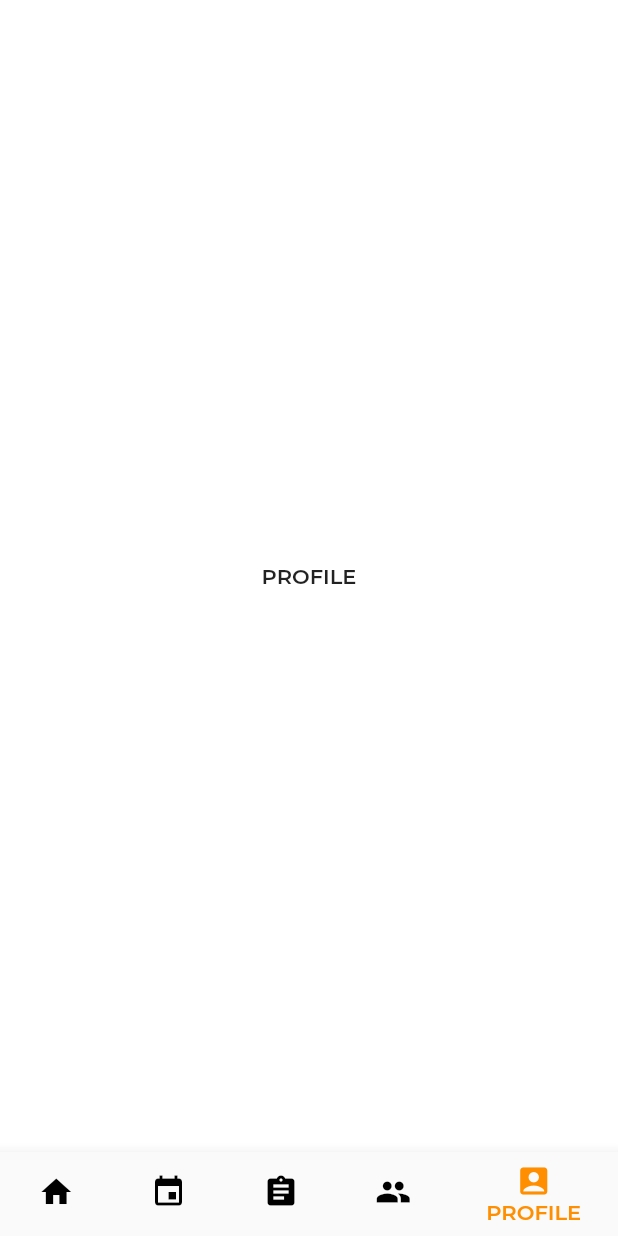
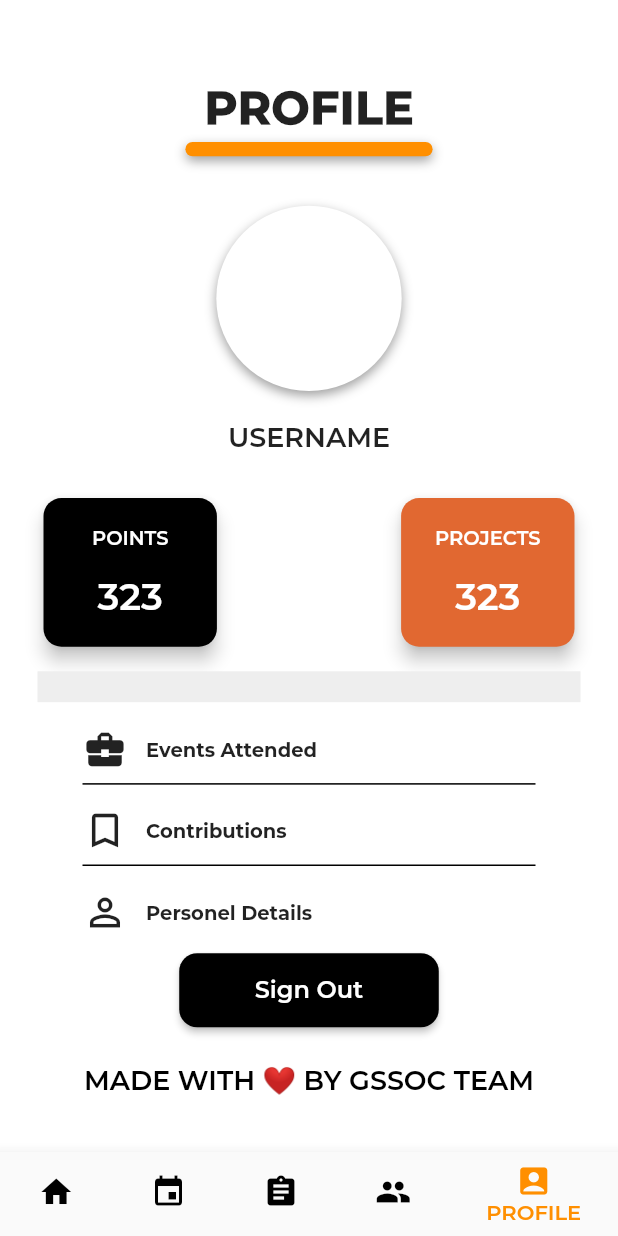
Before and after one commit to smaranjitghose/girlscript_app, a Flutter app: the screen it shows after launch, swiped to page 5, on a phone screen of 412 x 824 dp. Run offline on Flutter 3.47's test engine with Material 2 defaults, Android fonts, the phone set to English and light mode, and no system bars; our stand-ins replace carousel_slider, flutter_spinkit, speech_to_text; project files that could hold a hidden picture were left out.

Commit message:
added profile screen

```diff
--- a/community_app_boilerplate/lib/ui/dashboard.dart
+++ b/community_app_boilerplate/lib/ui/dashboard.dart
@@ -1,5 +1,6 @@
 import 'package:communityappboilerplate/ui/screens/events.dart';
 import 'package:communityappboilerplate/ui/screens/home.dart';
+import 'package:communityappboilerplate/ui/screens/profile.dart';
 import 'package:flutter/material.dart';
 
 class Dashboard extends StatefulWidget {
@@ -28,7 +29,7 @@ class _DashboardState extends State<Dashboard> {
             Events(),
             Center(child:Text("MILESTONES")),
             Center(child:Text("TEAM")),
-            Center(child:Text("PROFILE"))
+            Profile(),
           ],
           onPageChanged: (int index){
             setState(() {
--- /dev/null
+++ b/community_app_boilerplate/lib/ui/screens/profile.dart
@@ -0,0 +1,254 @@
+import 'package:flutter/material.dart';
+
+class Profile extends StatefulWidget {
+  @override
+  _ProfileState createState() => _ProfileState();
+}
+
+class _ProfileState extends State<Profile> {
+  @override
+  Widget build(BuildContext context) {
+    return SingleChildScrollView(
+      child: Container(
+        child: Padding(
+          padding: const EdgeInsets.symmetric(horizontal: 25.0),
+          child: Column(
+            children: <Widget>[
+              SizedBox(
+                height: MediaQuery.of(context).size.width * 0.13,
+              ),
+              Text(
+                'PROFILE',
+                style:
+                  TextStyle(
+                    fontSize: 30.0,
+                    fontWeight: FontWeight.w900,
+                    letterSpacing: 0.5
+                  ),
+              ),
+              SizedBox(height: MediaQuery.of(context).size.width * 0.01,),
+              Container(
+                width: MediaQuery.of(context).size.width * 0.4,
+                height: MediaQuery.of(context).size.width * 0.023,
+                decoration: BoxDecoration(
+                  borderRadius: BorderRadius.circular(60.0),
+                  color: Colors.amber[800],
+                  boxShadow: [
+                    BoxShadow(
+                      color: Colors.grey,
+                      offset: Offset(0.0, 3), //(x,y)
+                      blurRadius: 6.0,
+                    ),
+                  ],
+                ),
+              ),
+              SizedBox(height: MediaQuery.of(context).size.height * 0.015,),
+              Container(
+                width: MediaQuery.of(context).size.width*0.3,
+                height: MediaQuery.of(context).size.height*0.2,
+                decoration: BoxDecoration(
+                  shape: BoxShape.circle,
+                  color: Colors.white,
+                  boxShadow: [
+                    BoxShadow(
+                      offset: Offset(0.0, 3.0),
+                      blurRadius: 6.0,
+                      color: Colors.grey
+                    )
+                  ]
+                ),
+              ),
+              Text(
+                'USERNAME',
+                style: TextStyle(
+                  fontSize: 18.0
+                ),
+              ),
+              SizedBox(height: MediaQuery.of(context).size.height * 0.03,),
+              Row(
+                mainAxisAlignment: MainAxisAlignment.spaceBetween,
+                children: <Widget>[
+                  Container(
+                    width: MediaQuery.of(context).size.width*0.3,
+                    height: MediaQuery.of(context).size.height*0.13,
+                    child: Card(
+                      elevation: 5.0,
+                      color: Colors.black,
+                      shape: RoundedRectangleBorder(
+                        borderRadius: BorderRadius.circular(12.0)
+                      ),
+                      child: Column(
+                        mainAxisAlignment: MainAxisAlignment.center,
+                        children: <Widget>[
+                          Text(
+                            'POINTS',
+                            style: TextStyle(
+                              color: Colors.white,
+                              fontSize: 13.0
+                            ),
+                          ),
+                          SizedBox(height: MediaQuery.of(context).size.height*0.02,),
+                          Text(
+                            '323',
+                            style: TextStyle(
+                              color: Colors.white,
+                              fontSize: 25.0
+                            ),
+                          )
+                        ],
+                      ),
+                    ),
+                  ),
+                  Container(
+                    width: MediaQuery.of(context).size.width*0.3,
+                    height: MediaQuery.of(context).size.height*0.13,
+                    child: Card(
+                      elevation: 5.0,
+                      color: Color(0xffE16831),
+                      shape: RoundedRectangleBorder(
+                        borderRadius: BorderRadius.circular(12.0)
+                      ),
+                      child: Column(
+                        mainAxisAlignment: MainAxisAlignment.center,
+                        children: <Widget>[
+                          Text(
+                            'PROJECTS',
+                            style: TextStyle(
+                              color: Colors.white,
+                              fontSize: 13.0
+                            ),
+                          ),
+                          SizedBox(height: MediaQuery.of(context).size.height*0.02,),
+                          Text(
+                            '323',
+                            style: TextStyle(
+                              color: Colors.white,
+                              fontSize: 25.0
+                            ),
+                          )
+                        ],
+                      ),
+                    ),
+                  )
+                ],
+              ),
+              SizedBox(height: MediaQuery.of(context).size.height * 0.015,),
+              Container(
+                width: MediaQuery.of(context).size.width,
+                height: MediaQuery.of(context).size.height*0.025,
+                color: Colors.grey[200],
+              ),
+              SizedBox(height: MediaQuery.of(context).size.height * 0.02,),
+              Padding(
+                padding: const EdgeInsets.symmetric(horizontal: 30.0),
+                child: Column(
+                  children: <Widget>[
+                    Row(
+                      children: <Widget>[
+                        Icon(
+                          Icons.business_center,
+                          size: 30.0,
+                        ),
+                        SizedBox(width: MediaQuery.of(context).size.width * 0.03,),
+                        Text(
+                          'Events Attended',
+                          style: TextStyle(
+                            fontWeight: FontWeight.bold,
+                            fontSize: 13.0
+                          ),
+                        )
+                      ],
+                    ),
+                    Divider(
+                      thickness: 1.0,
+                      color: Colors.black,
+                    ),
+                    SizedBox(height: MediaQuery.of(context).size.height * 0.01,),
+                    Row(
+                      children: <Widget>[
+                        Icon(
+                          Icons.bookmark_border,
+                          size: 30.0,
+                        ),
+                        SizedBox(width: MediaQuery.of(context).size.width * 0.03,),
+                        Text(
+                          'Contributions',
+                          style: TextStyle(
+                            fontWeight: FontWeight.bold,
+                            fontSize: 13.0
+                          ),
+                        )
+                      ],
+                    ),
+                    Divider(
+                      thickness: 1.0,
+                      color: Colors.black,
+                    ),
+                    SizedBox(height: MediaQuery.of(context).size.height * 0.01,),
+                    Row(
+                      children: <Widget>[
+                        Icon(
+                          Icons.person_outline,
+                          size: 30.0,
+                        ),
+                        SizedBox(width: MediaQuery.of(context).size.width * 0.03,),
+                        Text(
+                          'Personel Details',
+                          style: TextStyle(
+                            fontWeight: FontWeight.bold,
+                            fontSize: 13.0
+                          ),
+                        )
+                      ],
+                    ),
+                  ],
+                ),
+              ),
+              SizedBox(height: MediaQuery.of(context).size.height * 0.015,),
+              Container(
+                height:  MediaQuery.of(context).size.height * 0.06,
+                width: MediaQuery.of(context).size.width * 0.42,
+                decoration: BoxDecoration(
+                  borderRadius: BorderRadius.circular(12.0)
+                ),
+                child: RaisedButton(
+                  shape: RoundedRectangleBorder(
+                    borderRadius: BorderRadius.circular(12.0)
+                  ),
+                  onPressed:(){},
+                  color: Colors.black,
+                  child: Text(
+                    'Sign Out',
+                    style: TextStyle(
+                      color: Colors.white,
+                      fontSize: 16.0
+                    ),
+                  ),
+                ),
+              ),
+              SizedBox(height: MediaQuery.of(context).size.height * 0.03,),
+              RichText(
+                text: TextSpan(
+                  text: 'MADE WITH ',
+                  style: TextStyle(
+                    color: Colors.black,
+                    fontSize: 18.0,
+                    fontFamily: 'Montserrat'
+                  ),
+                  children: <TextSpan>[
+                    TextSpan(
+                      text: '❤ '
+                    ),
+                    TextSpan(
+                      text: 'BY GSSOC TEAM'
+                    )
+                  ]
+                )
+              )
+            ],
+          ),
+        ),
+      ),
+    );
+  }
+}
```
